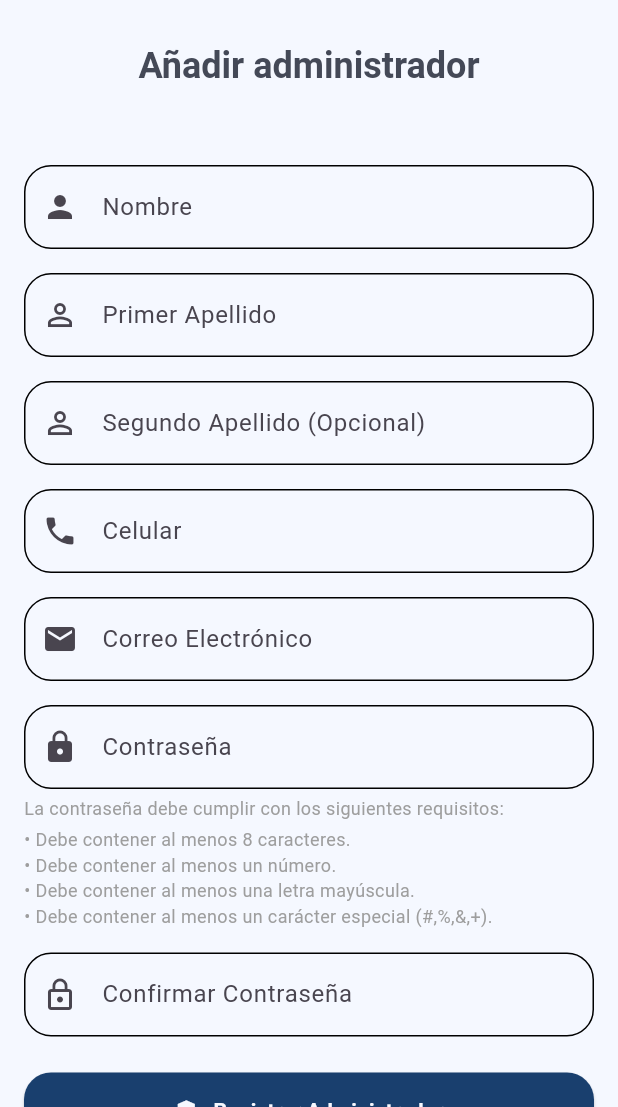
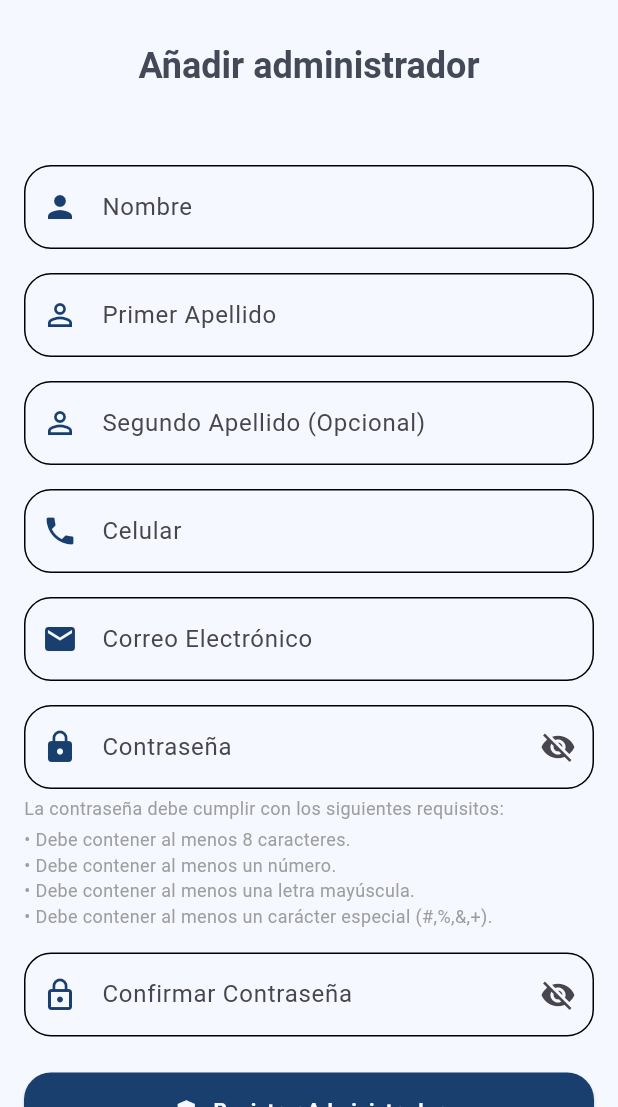
Before and after one commit to ESLEDA/grupo_sat_flutter, a Flutter app: the RegistrarAdminPage screen opened directly, on a phone screen of 412 x 824 dp, the part 129-1236 px from its top. Run offline on Flutter 3.47's test engine with Material 3 defaults, Android fonts, the light colour scheme and no system bars; our stand-ins replace cloud_firestore, equatable, firebase_auth, firebase_core, flutter_bloc; accounts and stored records are empty.

Commit message:
cambiar color iconos

```diff
--- a/lib/features/auth/presentation/pagesAdmin/registrar_admin_page.dart
+++ b/lib/features/auth/presentation/pagesAdmin/registrar_admin_page.dart
@@ -21,6 +21,10 @@ class _RegistrarAdminPageState extends State<RegistrarAdminPage> {
   final _correoController = TextEditingController();
   final _contrasenaController = TextEditingController();
   final _confirmarContrasenaController = TextEditingController();
+
+  // Variables para controlar la visibilidad de las contraseñas
+  bool _obscurePassword = true;
+  bool _obscureConfirmPassword = true;
 
   String? _validateConfirmPassword(String? value) {
     if (value != _contrasenaController.text) {
@@ -103,7 +107,7 @@ class _RegistrarAdminPageState extends State<RegistrarAdminPage> {
                           focusedBorder: OutlineInputBorder(
                             borderRadius: BorderRadius.all(Radius.circular(18.0)),
                           ),
-                          prefixIcon: Icon(Icons.person),
+                          prefixIcon: Icon(Icons.person, color: Color(0xFF193F6E)),
                         ),
                         validator: (value) {
                           if (value == null || value.isEmpty) {
@@ -126,7 +130,7 @@ class _RegistrarAdminPageState extends State<RegistrarAdminPage> {
                           focusedBorder: OutlineInputBorder(
                             borderRadius: BorderRadius.all(Radius.circular(18.0)),
                           ),
-                          prefixIcon: Icon(Icons.person_outline),
+                          prefixIcon: Icon(Icons.person_outline, color: Color(0xFF193F6E)),
                         ),
                         validator: (value) {
                           if (value == null || value.isEmpty) {
@@ -149,7 +153,7 @@ class _RegistrarAdminPageState extends State<RegistrarAdminPage> {
                           focusedBorder: OutlineInputBorder(
                             borderRadius: BorderRadius.all(Radius.circular(18.0)),
                           ),
-                          prefixIcon: Icon(Icons.person_outline),
+                          prefixIcon: Icon(Icons.person_outline, color: Color(0xFF193F6E)),
                         ),
                       ),
                       const SizedBox(height: 16),
@@ -166,7 +170,7 @@ class _RegistrarAdminPageState extends State<RegistrarAdminPage> {
                           focusedBorder: OutlineInputBorder(
                             borderRadius: BorderRadius.all(Radius.circular(18.0)),
                           ),
-                          prefixIcon: Icon(Icons.phone),
+                          prefixIcon: Icon(Icons.phone, color: Color(0xFF193F6E)),
                         ),
                         keyboardType: TextInputType.phone,
                         validator: AuthValidators.validatePhone,
@@ -185,7 +189,7 @@ class _RegistrarAdminPageState extends State<RegistrarAdminPage> {
                           focusedBorder: OutlineInputBorder(
                             borderRadius: BorderRadius.all(Radius.circular(18.0)),
                           ),
-                          prefixIcon: Icon(Icons.email),
+                          prefixIcon: Icon(Icons.email, color: Color(0xFF193F6E)),
                         ),
                         keyboardType: TextInputType.emailAddress,
                         validator: AuthValidators.validateEmail,
@@ -193,21 +197,30 @@ class _RegistrarAdminPageState extends State<RegistrarAdminPage> {
                       const SizedBox(height: 16),
                       TextFormField(
                         controller: _contrasenaController,
-                        decoration: const InputDecoration(
+                        decoration: InputDecoration(
                           labelText: 'Contraseña',
-                          border: OutlineInputBorder(
+                          border: const OutlineInputBorder(
                             borderRadius: BorderRadius.all(Radius.circular(18.0)),
                           ),
-                          enabledBorder: OutlineInputBorder(
+                          enabledBorder: const OutlineInputBorder(
                             borderRadius: BorderRadius.all(Radius.circular(18.0)),
                           ),
-                          focusedBorder: OutlineInputBorder(
+                          focusedBorder: const OutlineInputBorder(
                             borderRadius: BorderRadius.all(Radius.circular(18.0)),
                           ),
-                          prefixIcon: Icon(Icons.lock),
-
+                          prefixIcon: const Icon(Icons.lock, color: Color(0xFF193F6E)),
+                          suffixIcon: IconButton(
+                            icon: Icon(
+                              _obscurePassword ? Icons.visibility_off : Icons.visibility,
+                            ),
+                            onPressed: () {
+                              setState(() {
+                                _obscurePassword = !_obscurePassword;
+                              });
+                            },
+                          ),
                         ),
-                        obscureText: true,
+                        obscureText: _obscurePassword,
                         validator: AuthValidators.validatePassword,
                       ),
                       const SizedBox(height: 4),
@@ -225,20 +238,30 @@ class _RegistrarAdminPageState extends State<RegistrarAdminPage> {
                       const SizedBox(height: 16),
                       TextFormField(
                         controller: _confirmarContrasenaController,
-                        decoration: const InputDecoration(
+                        decoration: InputDecoration(
                           labelText: 'Confirmar Contraseña',
-                          border: OutlineInputBorder(
+                          border: const OutlineInputBorder(
                             borderRadius: BorderRadius.all(Radius.circular(18.0)),
                           ),
-                          enabledBorder: OutlineInputBorder(
+                          enabledBorder: const OutlineInputBorder(
                             borderRadius: BorderRadius.all(Radius.circular(18.0)),
                           ),
-                          focusedBorder: OutlineInputBorder(
+                          focusedBorder: const OutlineInputBorder(
                             borderRadius: BorderRadius.all(Radius.circular(18.0)),
                           ),
-                          prefixIcon: Icon(Icons.lock_outline),
+                          prefixIcon: const Icon(Icons.lock_outline, color: Color(0xFF193F6E)),
+                          suffixIcon: IconButton(
+                            icon: Icon(
+                              _obscureConfirmPassword ? Icons.visibility_off : Icons.visibility,
+                            ),
+                            onPressed: () {
+                              setState(() {
+                                _obscureConfirmPassword = !_obscureConfirmPassword;
+                              });
+                            },
+                          ),
                         ),
-                        obscureText: true,
+                        obscureText: _obscureConfirmPassword,
                         validator: _validateConfirmPassword,
                       ),
                       const SizedBox(height: 24),
```
